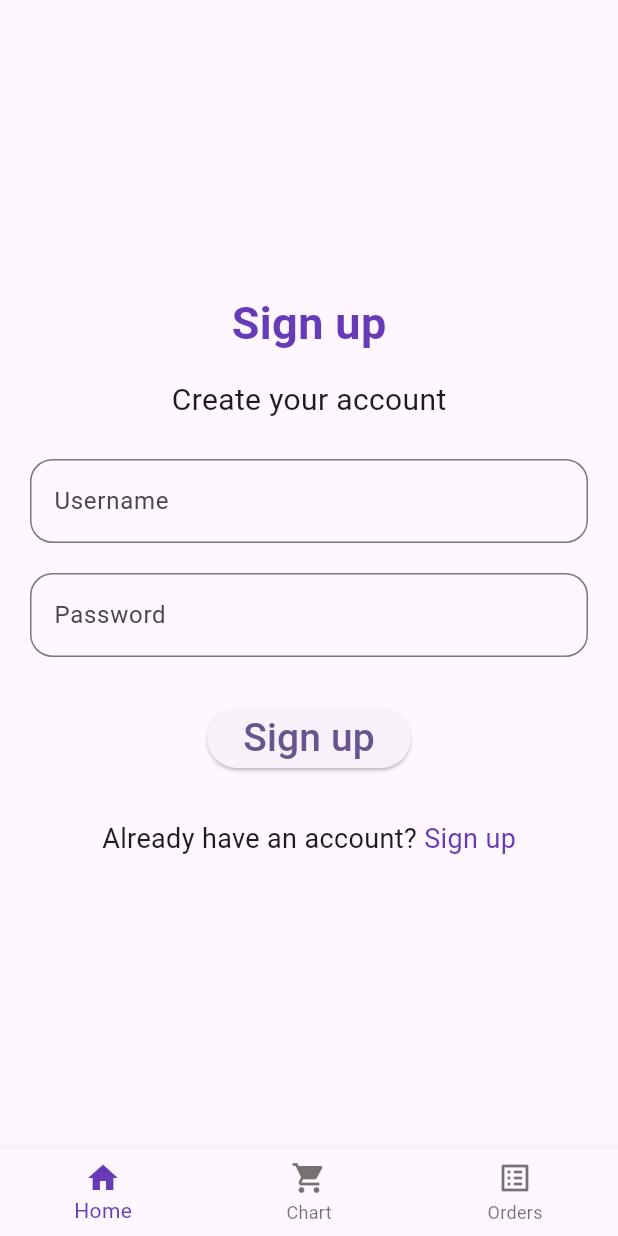
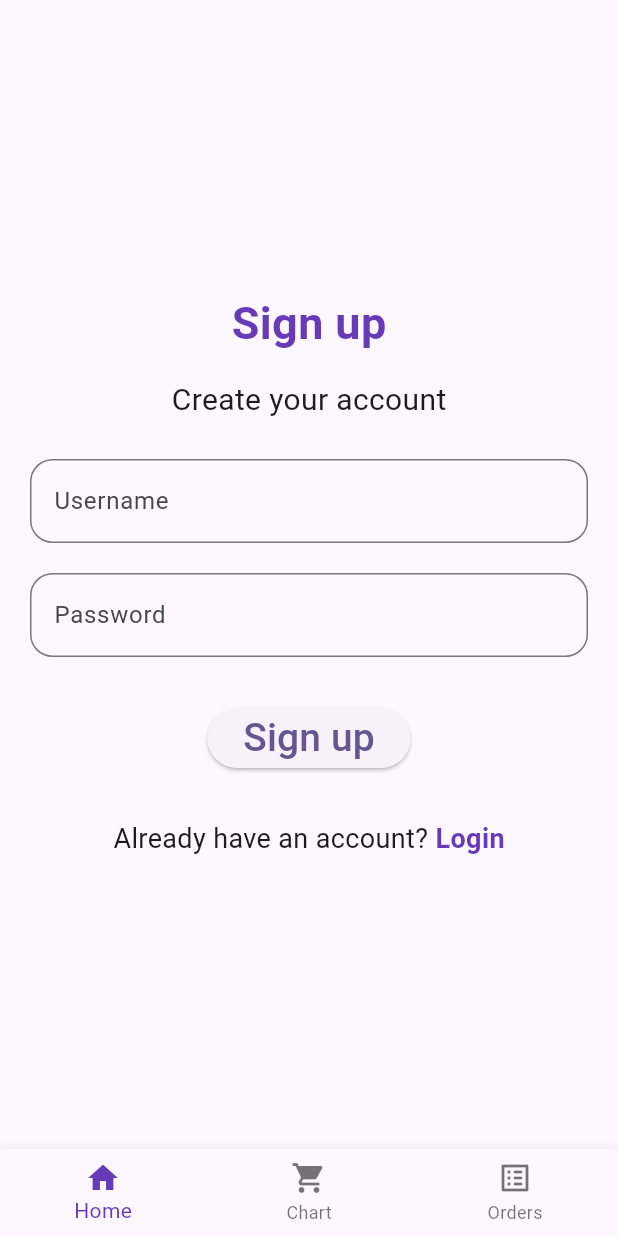
Before and after one commit to tatxha/KUIS3_Provis, a Flutter app: the screen it shows after launch, on a phone screen of 412 x 824 dp. Run offline on Flutter 3.47's test engine with Material 3 defaults, Android fonts, the phone set to English and light mode, and no system bars; network calls fail.

Commit message:
styling login and signup

```diff
--- a/quiz3/lib/login.dart
+++ b/quiz3/lib/login.dart
@@ -98,8 +98,8 @@ class _LoginPageState extends State<LoginPage> {
                     style: TextStyle(fontSize: 18,),
                   ),
                   Text(
-                    'Sign Up',
-                    style: TextStyle(fontSize: 18, color: Colors.deepPurple),
+                    'Sign up',
+                    style: TextStyle(fontSize: 18, color: Colors.deepPurple, fontWeight: FontWeight.w700),
                   ),
                 ],
               )
--- a/quiz3/lib/signup.dart
+++ b/quiz3/lib/signup.dart
@@ -85,8 +85,8 @@ class _SignUpPageState extends State<SignUpPage> {
                     style: TextStyle(fontSize: 18,),
                   ),
                   Text(
-                    'Sign up',
-                    style: TextStyle(fontSize: 18, color: Colors.deepPurple),
+                    'Login',
+                    style: TextStyle(fontSize: 18, color: Colors.deepPurple, fontWeight: FontWeight.w700),
                   ),
                 ],
               )
```
